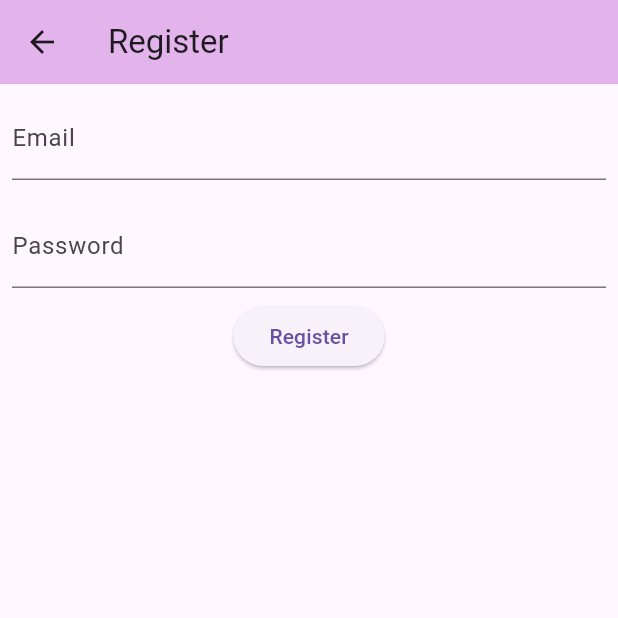
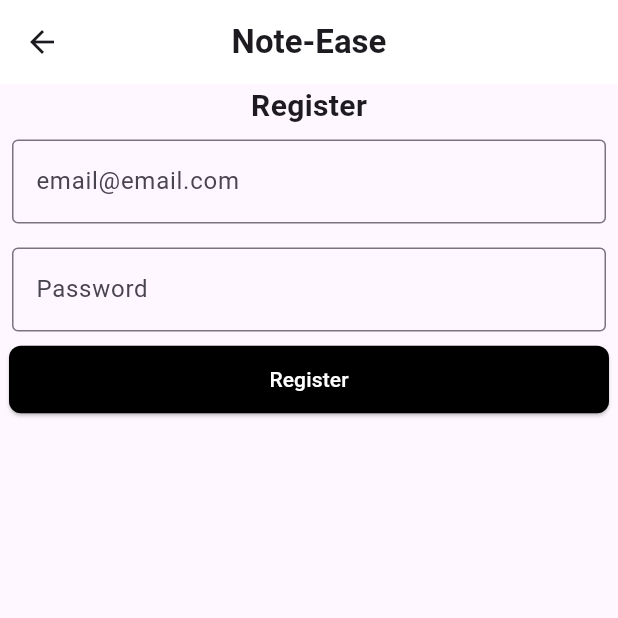
Before and after one commit to Wrth1/AOL-software-engineering, a Flutter app: the RegisterPage screen opened directly, on a phone screen of 412 x 824 dp, the top half of it. Run offline on Flutter 3.47's test engine with Material 3 defaults, Android fonts, the phone set to English and light mode, and no system bars; our stand-ins replace app_links, cloud_firestore, firebase_auth, firebase_core, google_sign_in, shared_preferences; missing offline and left inert: win32_registry; accounts and stored records are empty.

Commit message:
Penambahan UI pada login page dan register page

```diff
--- a/lib/register.dart
+++ b/lib/register.dart
@@ -19,17 +19,33 @@ class _RegisterPageState extends State<RegisterPage> {
   Widget build(BuildContext context) {
     return Scaffold(
       appBar: AppBar(
-        title: const Text('Register'),
-        backgroundColor: const Color.fromARGB(255, 227, 179, 235),
+        title: const Text(
+          'Note-Ease',
+          style: TextStyle(
+            fontWeight: FontWeight.bold,
+          ),
+        ),
+        centerTitle: true,
+        backgroundColor: Color.fromARGB(255, 255, 255, 255),
       ),
       body: Column(
         children: [
+          Center(
+            child: Text(
+              'Register',
+              style: TextStyle(
+                fontSize: 20,
+                fontWeight: FontWeight.bold,
+              ),
+            ),
+          ),
           Padding(
             padding: const EdgeInsets.all(8.0),
             child: TextField(
               controller: _emailController,
               decoration: const InputDecoration(
-                labelText: 'Email',
+                border: OutlineInputBorder(),
+                labelText: 'email@email.com',
               ),
             ),
           ),
@@ -38,6 +54,7 @@ class _RegisterPageState extends State<RegisterPage> {
             child: TextField(
               controller: _passwordController,
               decoration: const InputDecoration(
+                border: OutlineInputBorder(),
                 labelText: 'Password',
               ),
               obscureText: true,
@@ -63,7 +80,19 @@ class _RegisterPageState extends State<RegisterPage> {
                 });
               }
             },
-            child: const Text('Register'),
+            style: ElevatedButton.styleFrom(
+              backgroundColor: Colors.black, // Change button color to black
+              shape: RoundedRectangleBorder(
+                borderRadius: BorderRadius.circular(8.0), // Set border radius to create a long square shape
+              ),
+              minimumSize: Size(400, 45), // Set the minimum size to match the width of the text fields
+            ),
+            child: const Text(
+              'Register',
+              style: TextStyle(
+                color: Colors.white, // Change text color to white
+              ),
+            ),
           ),
           if (_isError) Text(_loggedInEmail) else const SizedBox(),
         ],
```
Also changed, not shown: lib/login.dart (+96 -9 lines).
